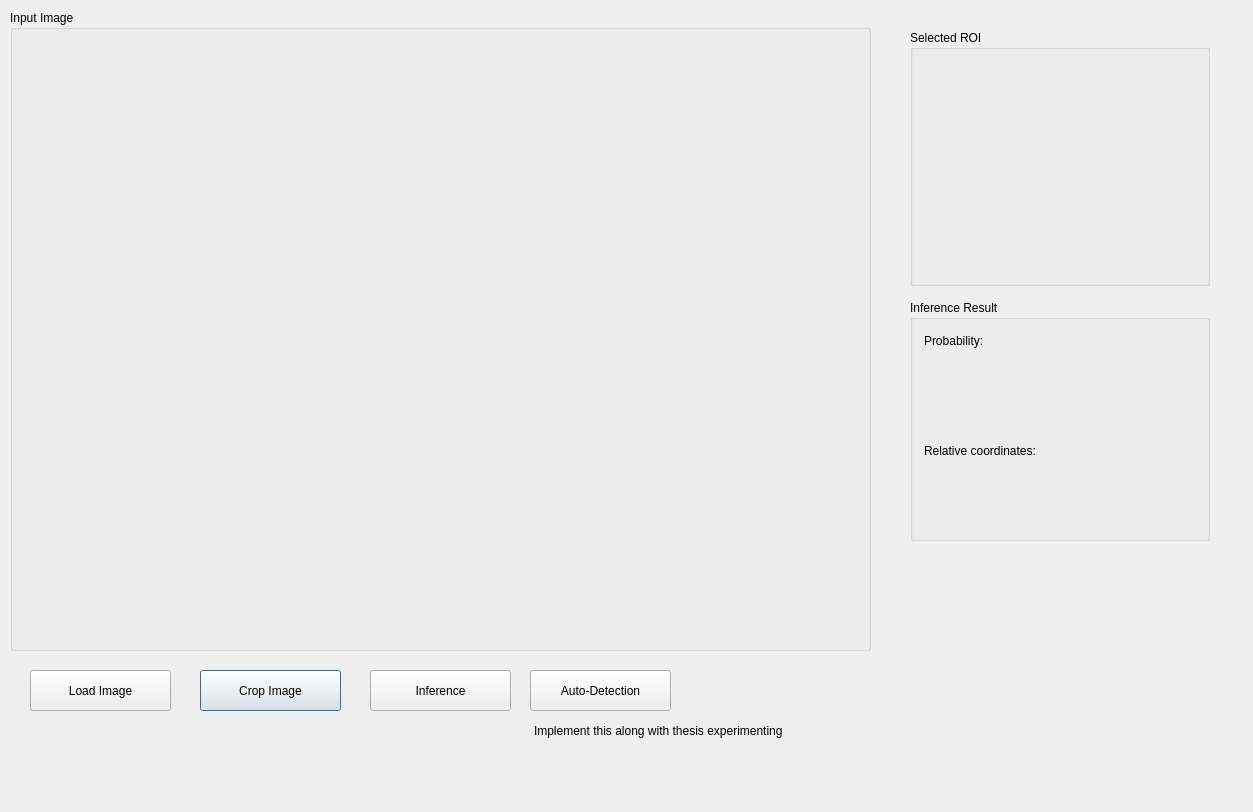
This is main.ui in Sawyer117/bit_recognition_sample as Qt 5 draws it before an edit. The edited form follows.
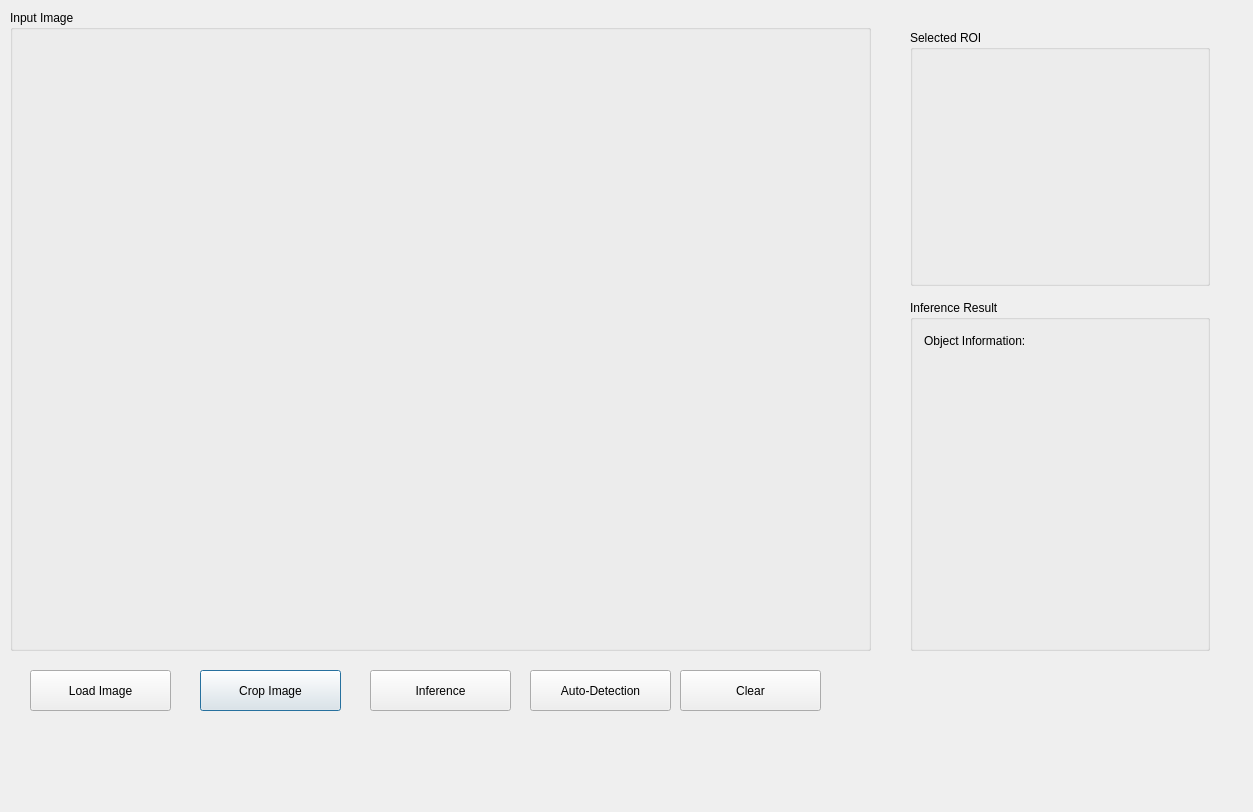
This is the edited form.

What changed in the file:
```diff
--- a/main.ui
+++ b/main.ui
@@ -103,29 +103,12 @@
      <x>910</x>
      <y>300</y>
      <width>300</width>
-     <height>241</height>
+     <height>351</height>
     </rect>
    </property>
    <property name="title">
     <string>Inference Result</string>
    </property>
-   <widget class="QPlainTextEdit" name="coordinate_TextEdit">
-    <property name="geometry">
-     <rect>
-      <x>10</x>
-      <y>140</y>
-      <width>261</width>
-      <height>61</height>
-     </rect>
-    </property>
-    <property name="styleSheet">
-     <string notr="true">background:transparent;
-border:0</string>
-    </property>
-    <property name="plainText">
-     <string>Relative coordinates:</string>
-    </property>
-   </widget>
    <widget class="QPlainTextEdit" name="probability_TextEdit">
     <property name="geometry">
      <rect>
@@ -140,7 +123,8 @@
 border:0</string>
     </property>
     <property name="plainText">
-     <string>Probability:</string>
+     <string>Object Information:
+</string>
     </property>
    </widget>
   </widget>
@@ -170,26 +154,6 @@
     <string>Auto-Detection</string>
    </property>
   </widget>
-  <widget class="QPlainTextEdit" name="plainTextEdit">
-   <property name="geometry">
-    <rect>
-     <x>530</x>
-     <y>720</y>
-     <width>301</width>
-     <height>61</height>
-    </rect>
-   </property>
-   <property name="styleSheet">
-    <string notr="true">background:transparent;
-border:0</string>
-   </property>
-   <property name="readOnly">
-    <bool>true</bool>
-   </property>
-   <property name="plainText">
-    <string>Implement this along with thesis experimenting</string>
-   </property>
-  </widget>
   <widget class="QPlainTextEdit" name="ImgNameTextEdit">
    <property name="geometry">
     <rect>
@@ -207,8 +171,20 @@
     <bool>true</bool>
    </property>
    <property name="plainText">
-    <string>
-</string>
+    <string/>
+   </property>
+  </widget>
+  <widget class="QPushButton" name="Clear_button">
+   <property name="geometry">
+    <rect>
+     <x>680</x>
+     <y>670</y>
+     <width>141</width>
+     <height>41</height>
+    </rect>
+   </property>
+   <property name="text">
+    <string>Clear</string>
    </property>
   </widget>
  </widget>
```
